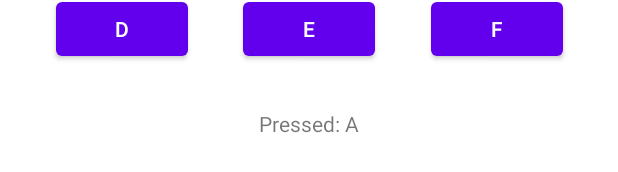
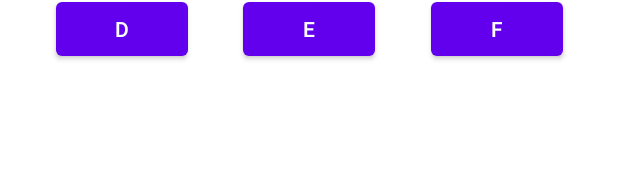
Before and after one commit to Jingting-X/Android_Dev, an Android app: the layout activity_main.xml on its own in the app's theme, with its tools: preview values and no code run, on a phone screen of 412 x 824 dp. Shown: the part 808-980 px from the top of the screen. Run offline under Robolectric (Android 15) with nearby library versions, the phone set to English and light mode, and no system bars.

Commit message:
A3 Clicky version3: add comments

```diff
--- a/app/src/main/java/edu/neu/numad22sp_jingtingxing/MainActivity.java
+++ b/app/src/main/java/edu/neu/numad22sp_jingtingxing/MainActivity.java
@@ -16,7 +16,7 @@ import org.w3c.dom.Text;
     protected void onCreate(Bundle savedInstanceState) {
         super.onCreate(savedInstanceState);
         setContentView(R.layout.activity_main);
-        /* about me */
+        /* A1 About Me */
         Button button = (Button) findViewById(R.id.button);
         button.setOnClickListener(new View.OnClickListener() {
             @Override
@@ -25,7 +25,7 @@ import org.w3c.dom.Text;
             }
         });
 
-
+        /* A3 Clicky */
         TextView textContent = (TextView) findViewById(R.id.textView1);
         textContent.setText("Pressed: -");
 
--- a/app/src/main/res/layout/activity_main.xml
+++ b/app/src/main/res/layout/activity_main.xml
@@ -17,6 +17,7 @@
         app:layout_constraintRight_toRightOf="parent"
         app:layout_constraintTop_toTopOf="parent" />
 
+    <!--use chain for six-button layout, just operate on Design-->
     <Button
         android:id="@+id/button"
         android:layout_width="wrap_content"
@@ -36,8 +37,7 @@
         app:layout_constraintHorizontal_bias="0.5"
         app:layout_constraintHorizontal_chainStyle="spread"
         app:layout_constraintStart_toStartOf="parent"
-        app:layout_constraintTop_toTopOf="parent"
-     />
+        app:layout_constraintTop_toTopOf="parent" />
 
     <Button
         android:id="@+id/buttonB"
@@ -106,7 +106,6 @@
         android:layout_width="wrap_content"
         android:layout_height="wrap_content"
         android:layout_marginTop="29dp"
-        android:text="Pressed: A"
         app:layout_constraintEnd_toEndOf="parent"
         app:layout_constraintHorizontal_bias="0.5"
         app:layout_constraintStart_toStartOf="parent"
```
